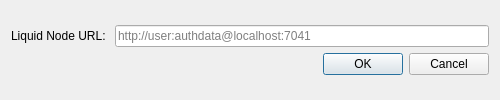
Above: liquidswap/gui/ui/dialogurl.ui from Blockstream/liquid-swap before the change. Below: the same form after it.
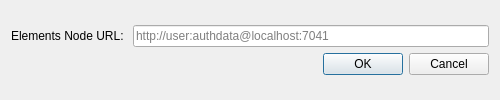
That is the form after the change.

Commit message: Renaming all liquid references to elements

```diff
--- a/liquidswap/gui/ui/dialogurl.ui
+++ b/liquidswap/gui/ui/dialogurl.ui
@@ -21,7 +21,7 @@
        <item>
         <widget class="QLabel" name="label">
          <property name="text">
-          <string>Liquid Node URL: </string>
+          <string>Elements Node URL: </string>
          </property>
         </widget>
        </item>
```
Left out of the diff: 2 changed lines with no effect on the pictures. The commit also changes 29 other files.
